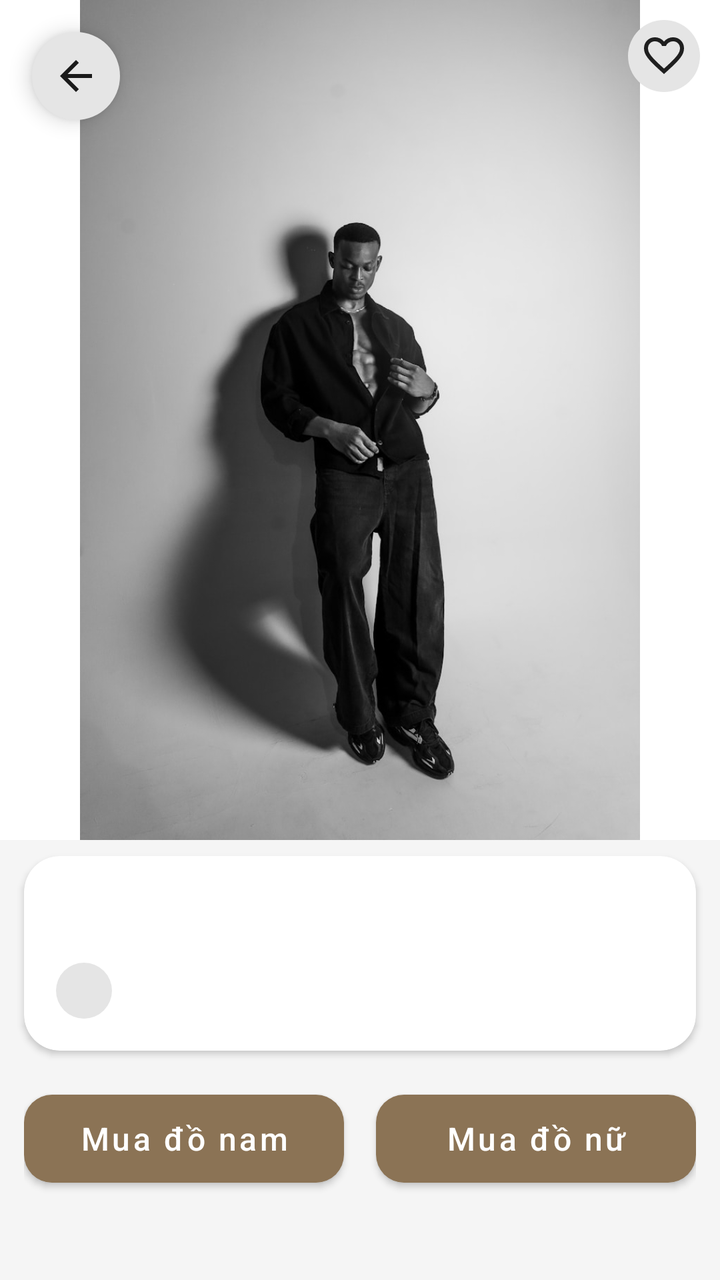
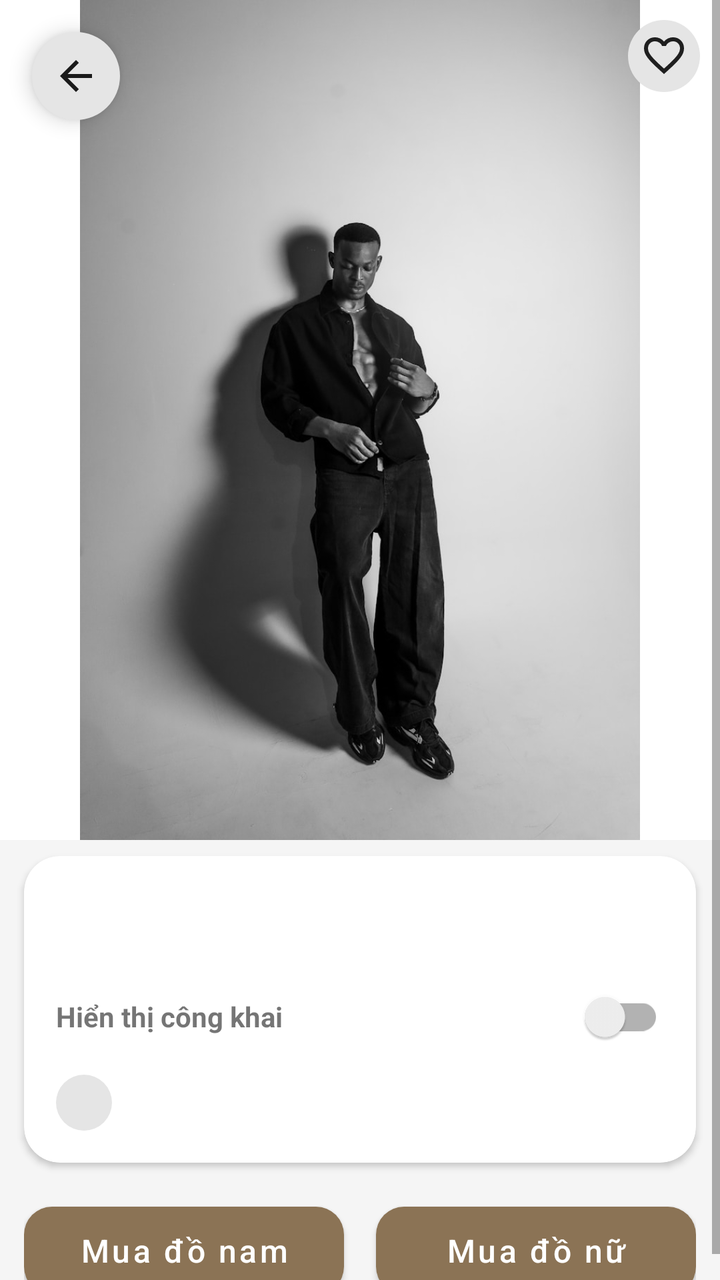

Compare the two renders of this Android layout. The source of the first and the diff that turns it into the second are given below.
<!-- AndroidManifest.xml: application theme Base.Theme.OutfitCoordination -->
<!-- res/layout/fragment_clothes_detail.xml -->
<?xml version="1.0" encoding="utf-8"?>
<ScrollView xmlns:android="http://schemas.android.com/apk/res/android"
    xmlns:app="http://schemas.android.com/apk/res-auto"
    android:layout_width="match_parent"
    android:layout_height="match_parent"
    android:background="#F5F5F5">

    <LinearLayout
        android:layout_width="match_parent"
        android:layout_height="wrap_content"
        android:orientation="vertical">

        
        <com.google.android.material.card.MaterialCardView
            android:layout_width="match_parent"
            android:layout_height="420dp"
            app:cardCornerRadius="0dp"
            app:cardElevation="0dp">

            <ImageView
                android:id="@+id/imgDetail"
                android:layout_width="match_parent"
                android:layout_height="match_parent"
                android:scaleType="fitCenter"
                android:background="#FFFFFF"
                android:src="@drawable/fashion_banner" />

            <ImageView
                android:id="@+id/btnfavordetail"
                android:layout_width="36dp"
                android:layout_height="36dp"
                android:layout_gravity="top|end"
                android:layout_margin="10dp"
                android:padding="6dp"
                android:background="@drawable/bg_circle"
                android:src="@drawable/ic_heart"
                />

            <ImageButton
                android:id="@+id/btnBack"
                android:layout_width="44dp"
                android:layout_height="44dp"
                android:layout_marginStart="16dp"
                android:layout_marginTop="16dp"
                android:background="@drawable/bg_circle"
                android:padding="10dp"
                android:src="@drawable/ic_back"
                app:tint="#1A1A1A"
                android:elevation="6dp"
                android:layout_gravity="top|start"/>

        </com.google.android.material.card.MaterialCardView>

        
        <com.google.android.material.card.MaterialCardView
            android:layout_width="match_parent"
            android:layout_height="wrap_content"
            android:layout_marginTop="8dp"
            android:layout_marginHorizontal="12dp"
            app:cardCornerRadius="18dp"
            app:cardElevation="2dp">

            <LinearLayout
                android:layout_width="match_parent"
                android:layout_height="wrap_content"
                android:orientation="vertical"
                android:padding="16dp">

                <TextView
                    android:id="@+id/txtname"
                    android:layout_width="wrap_content"
                    android:layout_height="wrap_content"
                    android:textSize="24sp"
                    android:textStyle="bold"
                    android:textColor="#222222" />

                <View
                    android:id="@+id/viewColor"
                    android:layout_width="28dp"
                    android:layout_height="28dp"
                    android:layout_marginTop="5dp"
                    android:background="@drawable/bg_circle" />

            </LinearLayout>

        </com.google.android.material.card.MaterialCardView>

        
        <LinearLayout
            android:layout_width="match_parent"
            android:layout_height="wrap_content"
            android:layout_marginHorizontal="12dp"
            android:layout_marginTop="16dp"
            android:orientation="horizontal"
            android:weightSum="2">

            <com.google.android.material.button.MaterialButton
                android:id="@+id/btnBuyMale"
                android:layout_width="0dp"
                android:layout_height="56dp"
                android:layout_weight="1"
                android:layout_marginEnd="8dp"
                android:text="Mua đồ nam"
                android:textAllCaps="false"
                android:textSize="16sp"
                app:cornerRadius="14dp" />

            <com.google.android.material.button.MaterialButton
                android:id="@+id/btnBuyFemale"
                android:layout_width="0dp"
                android:layout_height="56dp"
                android:layout_weight="1"
                android:layout_marginStart="8dp"
                android:text="Mua đồ nữ"
                android:textAllCaps="false"
                android:textSize="16sp"
                app:cornerRadius="14dp" />

        </LinearLayout>

    </LinearLayout>

</ScrollView>
<!-- resources referenced by this layout -->
<resources>
  <!-- drawable bg_circle (drawable) -->
  <?xml version="1.0" encoding="utf-8"?>
  <shape xmlns:android="http://schemas.android.com/apk/res/android"
      android:shape="oval">
      <solid android:color="#E5E5E5" />
  </shape>
  <!-- drawable fashion_banner: webp bitmap (drawable, 58858 bytes) -->
  <!-- drawable ic_back (drawable) -->
  <vector xmlns:android="http://schemas.android.com/apk/res/android" android:autoMirrored="true" android:height="24dp" android:tint="#000000" android:viewportHeight="960" android:viewportWidth="960" android:width="24dp">
        
      <path android:fillColor="@android:color/white" android:pathData="M313,520L537,744L480,800L160,480L480,160L537,216L313,440L800,440L800,520L313,520Z"/>
      
  </vector>
  <!-- drawable ic_heart (drawable) -->
  <vector xmlns:android="http://schemas.android.com/apk/res/android"
      android:width="24dp"
      android:height="24dp"
      android:viewportWidth="960"
      android:viewportHeight="960">
    <path
        android:pathData="m480,840 l-58,-52q-101,-91 -167,-157T150,512.5Q111,460 95.5,416T80,326q0,-94 63,-157t157,-63q52,0 99,22t81,62q34,-40 81,-62t99,-22q94,0 157,63t63,157q0,46 -15.5,90T810,512.5Q771,565 705,631T538,788l-58,52ZM480,732q96,-86 158,-147.5t98,-107q36,-45.5 50,-81t14,-70.5q0,-60 -40,-100t-100,-40q-47,0 -87,26.5T518,280h-76q-15,-41 -55,-67.5T300,186q-60,0 -100,40t-40,100q0,35 14,70.5t50,81q36,45.5 98,107T480,732ZM480,459Z"
        android:fillColor="#1f1f1f"/>
  </vector>
  <style name="Base.Theme.OutfitCoordination" parent="Theme.MaterialComponents.Light.NoActionBar">
          <item name="colorPrimary">@color/primary_brown</item>
          <item name="colorPrimaryVariant">@color/primary_brown_dark</item>
          <item name="colorOnPrimary">@color/white</item>
          <item name="colorSecondary">@color/primary_brown</item>
          <item name="android:statusBarColor">@color/white</item>
          <item name="android:windowLightStatusBar">true</item>
      </style>
  <color name="primary_brown">#8B7355</color>
  <color name="primary_brown_dark">#6D5A44</color>
  <color name="white">#FFFFFF</color>
</resources>

<!-- the commit's change to res/layout/fragment_clothes_detail.xml (unified diff, before → after) -->
@@ -74,6 +74,27 @@
                     android:textStyle="bold"
                     android:textColor="#222222" />
 
+                <LinearLayout
+                    android:layout_width="match_parent"
+                    android:layout_height="wrap_content"
+                    android:layout_marginTop="8dp"
+                    android:gravity="center_vertical"
+                    android:orientation="horizontal">
+
+                    <TextView
+                        android:layout_width="0dp"
+                        android:layout_height="wrap_content"
+                        android:layout_weight="1"
+                        android:text="Hiển thị công khai"
+                        android:textStyle="bold"
+                        android:textSize="14sp"/>
+
+                    <androidx.appcompat.widget.SwitchCompat
+                        android:id="@+id/switchPublicClothes"
+                        android:layout_width="wrap_content"
+                        android:layout_height="wrap_content"/>
+                </LinearLayout>
+
                 <View
                     android:id="@+id/viewColor"
                     android:layout_width="28dp"
